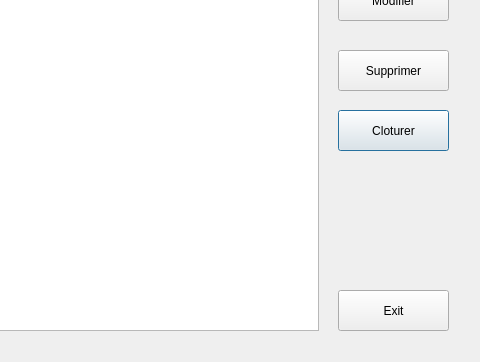
Above: ListeProjetDialog.ui from ProjetCPP-S2-2A15/projetcpp2a15-vaccicare before the change; both pictures show x 312 to 792 and y 190 to 552 of the 792 by 552 pixel window. Below: the same form after it.
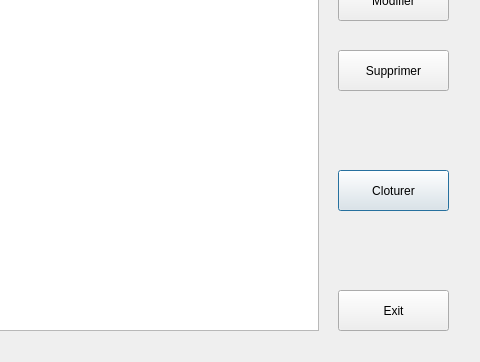
That is the form after the change.

```diff
--- a/ListeProjetDialog.ui
+++ b/ListeProjetDialog.ui
@@ -17,7 +17,7 @@
    <property name="geometry">
     <rect>
      <x>650</x>
-     <y>300</y>
+     <y>360</y>
      <width>111</width>
      <height>41</height>
     </rect>
```
